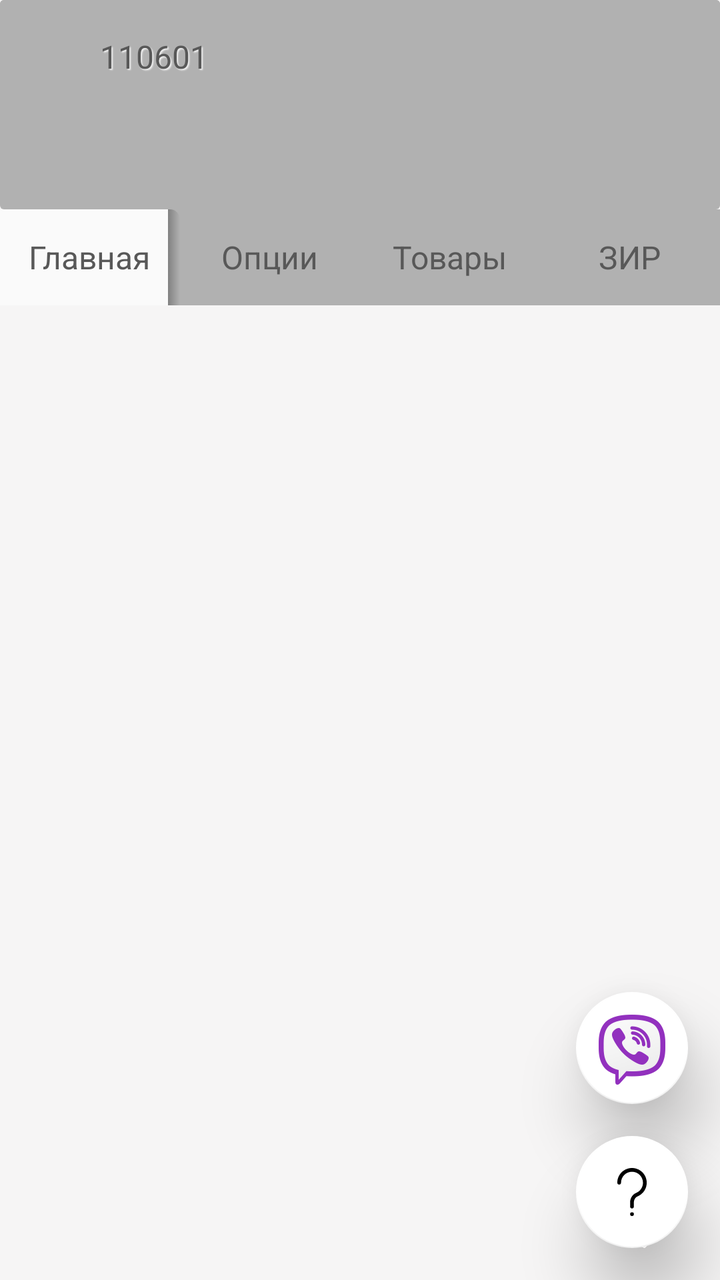
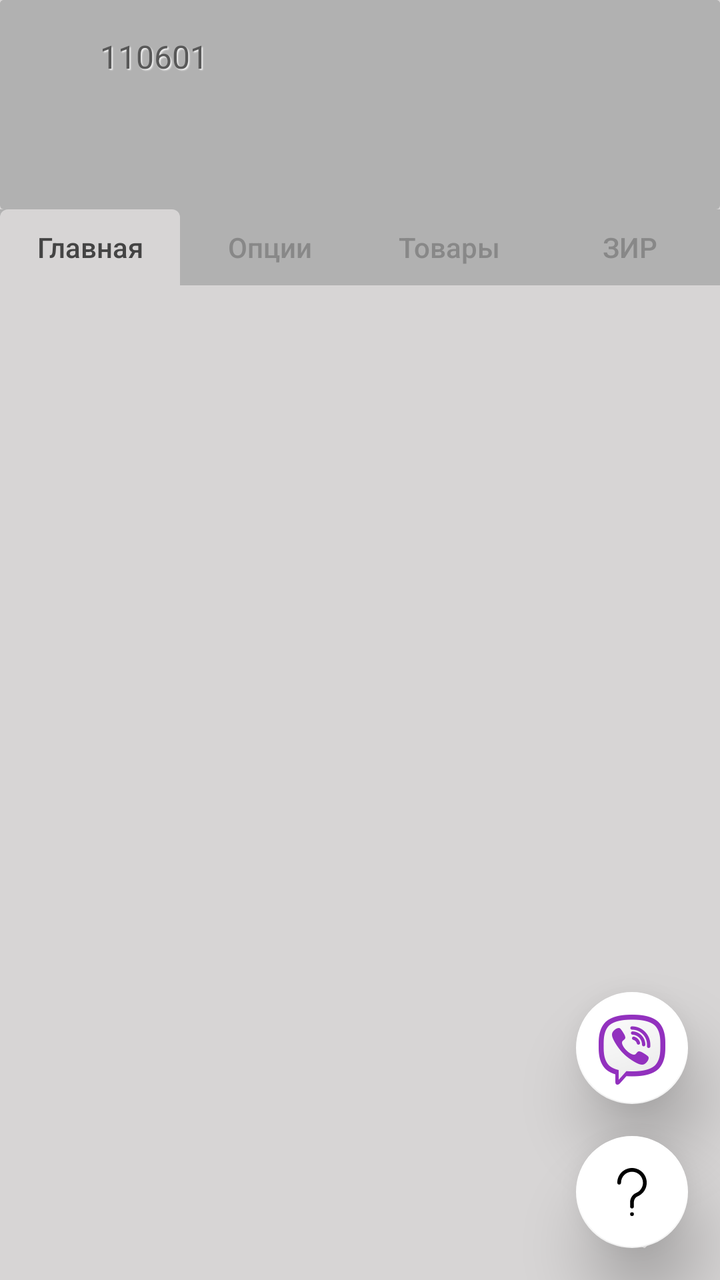

Two renders of the same Android screen: before a commit and after it. Below are the layout's source before the change and the commit's diff.
<!-- AndroidManifest.xml: application theme AppTheme -->
<!-- res/layout/activity_menu_detailed_report.xml -->
<?xml version="1.0" encoding="utf-8"?>
<androidx.constraintlayout.widget.ConstraintLayout xmlns:android="http://schemas.android.com/apk/res/android"
    xmlns:app="http://schemas.android.com/apk/res-auto"
    android:layout_width="match_parent"
    android:layout_height="match_parent"
    android:background="@color/colotSelectedTab"
    xmlns:tools="http://schemas.android.com/tools">


    <ImageView
        android:id="@+id/red_dot"
        android:layout_width="15dp"
        android:layout_height="15dp"
        android:elevation="25dp"
        android:visibility="gone"
        app:layout_constraintEnd_toEndOf="@+id/fab"
        app:layout_constraintTop_toTopOf="@+id/fab"
        app:srcCompat="@drawable/selector_rounded_button_red" />

    <com.google.android.material.floatingactionbutton.FloatingActionButton
        android:id="@+id/fab"
        android:layout_width="wrap_content"
        android:layout_height="wrap_content"
        android:layout_gravity="bottom|end"
        android:layout_margin="@dimen/fab_margin"
        android:layout_marginEnd="16dp"
        android:layout_marginRight="16dp"
        android:layout_marginBottom="16dp"
        app:backgroundTint="#FFFFFF"
        app:elevation="20dp"
        app:layout_constraintBottom_toBottomOf="parent"
        app:layout_constraintEnd_toEndOf="parent"
        app:srcCompat="@drawable/ic_question_1" />

    <com.google.android.material.floatingactionbutton.FloatingActionButton
        android:id="@+id/fab_viber1"
        android:layout_width="wrap_content"
        android:layout_height="wrap_content"
        android:layout_gravity="bottom|end"
        android:layout_margin="@dimen/fab_margin"
        android:layout_marginEnd="16dp"
        android:layout_marginRight="16dp"
        android:layout_marginBottom="16dp"
        app:backgroundTint="#FFFFFF"
        app:elevation="20dp"
        app:maxImageSize="40dp"
        app:layout_constraintBottom_toTopOf="@id/fab"
        app:layout_constraintEnd_toEndOf="parent"
        app:srcCompat="@drawable/ic_viber" />

    <include
        android:id="@+id/include"
        layout="@layout/toolbar"
        android:layout_width="match_parent"
        android:layout_height="wrap_content"
        android:visibility="visible"
        app:layout_constraintTop_toTopOf="parent"
        tools:layout_editor_absoluteX="0dp" />

    <TextView
        android:id="@+id/titleDetailedReport"
        android:layout_width="276dp"
        android:layout_height="36dp"
        android:gravity="center"
        android:text="@string/title_detailed_report"
        android:textSize="18sp"
        android:textStyle="bold"
        android:visibility="gone"
        app:layout_constraintEnd_toEndOf="parent"
        app:layout_constraintHorizontal_bias="0.496"
        app:layout_constraintStart_toStartOf="parent"
        app:layout_constraintTop_toBottomOf="@+id/include" />


    <com.google.android.material.tabs.TabLayout
        android:id="@+id/tabLayout"
        style="@style/TabStyle"
        android:background="@color/colorUnselectedTab"
        android:layout_width="0dp"
        android:layout_height="wrap_content"
        app:layout_constraintEnd_toEndOf="parent"
        app:layout_constraintHorizontal_bias="1.0"
        app:layout_constraintStart_toStartOf="parent"
        app:layout_constraintTop_toBottomOf="@+id/include">

        <com.google.android.material.tabs.TabItem
            android:id="@+id/tabHome"
            android:layout_width="wrap_content"
            android:layout_height="wrap_content"
            android:text="@string/title_tab_tar_0" />

        <com.google.android.material.tabs.TabItem
            android:id="@+id/tabOptions"
            android:layout_width="wrap_content"
            android:layout_height="wrap_content"
            android:text="@string/title_tab_1" />

        <com.google.android.material.tabs.TabItem
            android:id="@+id/tabTovars"
            android:layout_width="wrap_content"
            android:layout_height="wrap_content"
            android:text="@string/title_tab_tar_3" />

        <com.google.android.material.tabs.TabItem
            android:id="@+id/tabTar"
            android:layout_width="wrap_content"
            android:layout_height="wrap_content"
            android:text="@string/title_tab_3" />
    </com.google.android.material.tabs.TabLayout>

    <androidx.viewpager2.widget.ViewPager2
        android:id="@+id/viewPager"
        android:layout_width="0dp"
        android:layout_height="0dp"
        app:layout_constraintBottom_toBottomOf="parent"
        app:layout_constraintEnd_toEndOf="parent"
        app:layout_constraintStart_toStartOf="parent"
        app:layout_constraintTop_toBottomOf="@+id/tabLayout" >

    </androidx.viewpager2.widget.ViewPager2>

    <androidx.compose.ui.platform.ComposeView
        android:id="@+id/pause_work_overlay"
        android:layout_width="0dp"
        android:layout_height="0dp"
        android:elevation="30dp"
        android:visibility="gone"
        app:layout_constraintBottom_toBottomOf="parent"
        app:layout_constraintEnd_toEndOf="parent"
        app:layout_constraintStart_toStartOf="parent"
        app:layout_constraintTop_toTopOf="parent" />


</androidx.constraintlayout.widget.ConstraintLayout>
<!-- res/layout/toolbar.xml (included above) -->
<?xml version="1.0" encoding="utf-8"?>
<androidx.constraintlayout.widget.ConstraintLayout
    xmlns:android="http://schemas.android.com/apk/res/android"
    xmlns:app="http://schemas.android.com/apk/res-auto"
    xmlns:tools="http://schemas.android.com/tools"
    android:background="@drawable/app_merchik_background"
    android:layout_width="match_parent"
    android:layout_height="match_parent">






    <androidx.appcompat.widget.Toolbar
        android:id="@+id/my_toolbar"
        android:layout_width="match_parent"
        android:layout_height="?attr/actionBarSize"
        android:background="@drawable/app_merchik_background"
        app:layout_constraintEnd_toEndOf="parent"
        app:layout_constraintStart_toStartOf="parent"
        app:layout_constraintTop_toTopOf="parent"
        app:popupTheme="@style/AppTheme.PopupOverlay"
        app:title="">

        <androidx.constraintlayout.widget.ConstraintLayout
            android:layout_width="match_parent"
            android:layout_height="100dp"
            android:visibility="gone"
            tools:layout_editor_absoluteX="16dp">

        </androidx.constraintlayout.widget.ConstraintLayout>

    </androidx.appcompat.widget.Toolbar>

    <TextView
        android:id="@+id/activity_title"
        android:layout_width="wrap_content"
        android:layout_height="45dp"
        android:gravity="center"
        android:paddingLeft="32dp"
        android:paddingRight="32dp"
        android:textSize="18sp"
        app:layout_constraintStart_toStartOf="parent"
        app:layout_constraintTop_toBottomOf="@+id/my_toolbar" />

    
    <LinearLayout
                  android:layout_width="match_parent"
                  android:layout_height="wrap_content"
                  android:gravity="center"
                  android:paddingLeft="32dp"
                  android:paddingRight="32dp"
                  android:textSize="18sp"
                  android:orientation="vertical"
                  app:layout_constraintStart_toStartOf="parent"
                  app:layout_constraintTop_toBottomOf="@+id/my_toolbar"
    >

        
        <LinearLayout
                android:layout_width="match_parent"
                android:layout_height="wrap_content"
                android:orientation="horizontal">

            <TextView
                    android:id="@+id/tvDate"
                    android:layout_width="wrap_content"
                    android:layout_height="wrap_content"
                    android:singleLine="true"
                    android:textStyle="bold"
                    android:textSize="18sp"
                    android:ellipsize="none"
                    android:paddingEnd="6dp"/>

            <TextView
                    android:id="@+id/tvAddress"
                    android:layout_width="0dp"
                    android:layout_height="wrap_content"
                    android:layout_weight="1"
                    android:textSize="18sp"
                    android:singleLine="true"
                    android:ellipsize="end"/>
        </LinearLayout>

        
        <androidx.constraintlayout.widget.ConstraintLayout
                android:layout_width="match_parent"
                android:layout_height="wrap_content">

            <TextView
                    android:id="@+id/tvClient"
                    android:layout_width="0dp"
                    android:layout_height="wrap_content"
                    android:maxLines="1"
                    android:ellipsize="end"
                    android:textSize="18sp"
                    app:layout_constraintTop_toTopOf="parent"
                    app:layout_constraintStart_toStartOf="parent"
                    app:layout_constraintEnd_toStartOf="@id/tvUser"
                    app:layout_constraintHorizontal_chainStyle="spread_inside"/>

            <TextView
                    android:id="@+id/tvUser"
                    android:layout_width="0dp"
                    android:layout_height="wrap_content"
                    android:maxLines="1"
                    android:ellipsize="end"
                    android:textSize="18sp"
                    android:paddingStart="8dp"
                    app:layout_constraintTop_toTopOf="parent"
                    app:layout_constraintStart_toEndOf="@id/tvClient"
                    app:layout_constraintEnd_toEndOf="parent"/>
        </androidx.constraintlayout.widget.ConstraintLayout>


    </LinearLayout>

    <TextView
        android:id="@+id/textView9"
        style="@style/TextShadow"
        android:layout_width="wrap_content"
        android:layout_height="wrap_content"
        android:layout_marginStart="48dp"
        android:layout_marginLeft="48dp"
        android:layout_marginTop="16dp"
        android:layout_marginBottom="16dp"
        app:layout_constraintBottom_toBottomOf="@+id/my_toolbar"
        app:layout_constraintStart_toStartOf="@+id/my_toolbar"
        app:layout_constraintTop_toTopOf="parent" />

    <TextView
        android:id="@+id/textView14"
        android:layout_width="wrap_content"
        android:layout_height="wrap_content"
        android:layout_marginStart="2dp"
        android:layout_marginLeft="2dp"
        android:layout_marginTop="16dp"

        android:layout_marginBottom="16dp"
        android:shadowColor="#F0F0F0"
        android:shadowDx="2"
        android:shadowDy="2"
        android:shadowRadius="1"
        android:text="@string/ver"

        android:textColor="@drawable/tab_text_selector"
        android:textSize="16sp"
        app:layout_constraintBottom_toBottomOf="@+id/my_toolbar"
        app:layout_constraintStart_toEndOf="@+id/textView9"
        app:layout_constraintTop_toTopOf="@+id/my_toolbar" />

</androidx.constraintlayout.widget.ConstraintLayout>
<!-- resources referenced by this layout -->
<resources>
  <color name="colorUnselectedTab">#B1B1B1</color>
  <color name="colotSelectedTab">#CDF5F4F4</color>
  <dimen name="fab_margin">16dp</dimen>
  <!-- drawable selector_rounded_button_red (drawable) -->
  <?xml version="1.0" encoding="utf-8"?>
  <selector xmlns:android="http://schemas.android.com/apk/res/android">
      <item android:state_pressed="false">
          <shape android:shape="oval">
              <solid android:color="#FF0000"/>
          </shape>
      </item>
  </selector>
  <!-- drawable tab_text_selector (drawable) -->
  <?xml version="1.0" encoding="utf-8"?>
  <selector xmlns:android="http://schemas.android.com/apk/res/android">
      <item android:state_selected="true" android:color="#585858" />
      <item android:color="#585858" />
  </selector>
  <string name="title_detailed_report">Дет. отчёт №</string>
  <string name="title_tab_1">Опции</string>
  <string name="title_tab_3">ЗИР</string>
  <string name="title_tab_tar_0">Главная</string>
  <string name="title_tab_tar_3">Товары</string>
  <string name="ver" translatable="false">110601</string>
  <style name="AppTheme.PopupOverlay" parent="ThemeOverlay.AppCompat.Light" />
  <style name="TabStyle" parent="Widget.Design.TabLayout">
          <item name="tabIndicatorColor">#0000FF00</item>
          <item name="tabTextAppearance">@style/TextStyleTab</item>
          <item name="tabBackground">@drawable/tab_background_selector</item>
      </style>
  <style name="TextShadow">
          <item name="android:textSize">18sp</item>
          <item name="android:textColor">@drawable/tab_text_selector</item>
          <item name="android:shadowColor">#F0F0F0</item>
          <item name="android:shadowDx">2</item>
          <item name="android:shadowDy">2</item>
          <item name="android:shadowRadius">1</item>
      </style>
  <style name="TextStyleTab">
          <item name="android:textSize">16sp</item>
          <item name="android:textColor">@drawable/tab_text_selector</item>
      </style>
  <!-- drawable tab_background_selector (drawable) -->
  <?xml version="1.0" encoding="utf-8"?>
  <selector xmlns:android="http://schemas.android.com/apk/res/android">
      <item android:state_selected="true" android:drawable="@drawable/shadow_tab_item_active" />
      <item android:drawable="@color/colorUnselectedTab" />
  </selector>
  
  
  
  
  
  <color name="colorPrimary">#3F51B5</color>
  <color name="colorPrimaryDark">#303F9F</color>
  <color name="colorAccent">#FF4081</color>
  <color name="blue">#008ced</color>
  <color name="hintColorDefault">#808080</color>
  <!-- drawable shadow_tab_item_active (drawable) -->
  <?xml version="1.0" encoding="utf-8"?>
  <layer-list xmlns:android="http://schemas.android.com/apk/res/android">
      
      <item>
          <shape>
              <gradient
                  android:angle="180"
                  android:centerX="0.09"
                  android:centerY="0.1"
                  android:centerColor="@color/TabC"
                  android:endColor="@color/TabS"
                  android:startColor="@color/TabE"
                  android:type="linear" />
  
              <corners
                  android:topLeftRadius="5dp"
                  android:topRightRadius="5dp" />
          </shape>
      </item>
  
      
      <item
          android:right="6dp">
          <shape>
  
  
              <solid android:color="#FAFAFA" />
          </shape>
      </item>
  </layer-list>
  <color name="TabC">#707070</color>
  <color name="TabS">#000000</color>
  <color name="TabE">#B1B1B1</color>
  <!-- unchanged entries left out for length: 4 -->
</resources>

<!-- the commit's change to res/layout/activity_menu_detailed_report.xml (unified diff, before → after) -->
@@ -3,7 +3,7 @@
     xmlns:app="http://schemas.android.com/apk/res-auto"
     android:layout_width="match_parent"
     android:layout_height="match_parent"
-    android:background="@color/colotSelectedTab"
+    android:background="@color/main_form"
     xmlns:tools="http://schemas.android.com/tools">
 
 
@@ -74,10 +74,10 @@
 
     <com.google.android.material.tabs.TabLayout
         android:id="@+id/tabLayout"
-        style="@style/TabStyle"
+        style="@style/DetailedReportTabStyle"
         android:background="@color/colorUnselectedTab"
         android:layout_width="0dp"
-        android:layout_height="wrap_content"
+        android:layout_height="38dp"
         app:layout_constraintEnd_toEndOf="parent"
         app:layout_constraintHorizontal_bias="1.0"
         app:layout_constraintStart_toStartOf="parent"
<!-- resource entries referenced after the edit -->
@@ -1,7 +1,7 @@
 <!-- resources referenced by this layout -->
 <resources>
   <color name="colorUnselectedTab">#B1B1B1</color>
-  <color name="colotSelectedTab">#CDF5F4F4</color>
+  <color name="main_form">#D7D5D5</color>
   <dimen name="fab_margin">16dp</dimen>
   <!-- drawable selector_rounded_button_red (drawable) -->
   <?xml version="1.0" encoding="utf-8"?>
@@ -25,10 +25,22 @@
   <string name="title_tab_tar_3">Товары</string>
   <string name="ver" translatable="false">110601</string>
   <style name="AppTheme.PopupOverlay" parent="ThemeOverlay.AppCompat.Light" />
-  <style name="TabStyle" parent="Widget.Design.TabLayout">
-          <item name="tabIndicatorColor">#0000FF00</item>
-          <item name="tabTextAppearance">@style/TextStyleTab</item>
-          <item name="tabBackground">@drawable/tab_background_selector</item>
+  <style name="DetailedReportTabStyle" parent="Widget.Design.TabLayout">
+          <item name="android:background">@color/colorUnselectedTab</item>
+          <item name="android:elevation">0dp</item>
+          <item name="tabBackground">@drawable/detailed_report_tab_background</item>
+          <item name="tabIndicatorColor">@android:color/transparent</item>
+          <item name="tabIndicatorHeight">0dp</item>
+          <item name="tabTextAppearance">@style/DetailedReportTabTextAppearance</item>
+          <item name="tabTextColor">@color/detailed_report_tab_text</item>
+          <item name="tabRippleColor">#1F444444</item>
+          <item name="tabMode">fixed</item>
+          <item name="tabGravity">fill</item>
+          <item name="tabMinWidth">0dp</item>
+          <item name="tabPaddingStart">4dp</item>
+          <item name="tabPaddingEnd">4dp</item>
+          <item name="tabPaddingTop">4dp</item>
+          <item name="tabPaddingBottom">4dp</item>
       </style>
   <style name="TextShadow">
           <item name="android:textSize">18sp</item>
@@ -38,60 +50,33 @@
           <item name="android:shadowDy">2</item>
           <item name="android:shadowRadius">1</item>
       </style>
-  <style name="TextStyleTab">
-          <item name="android:textSize">16sp</item>
-          <item name="android:textColor">@drawable/tab_text_selector</item>
-      </style>
-  <!-- drawable tab_background_selector (drawable) -->
+  <!-- drawable detailed_report_tab_background (drawable) -->
   <?xml version="1.0" encoding="utf-8"?>
   <selector xmlns:android="http://schemas.android.com/apk/res/android">
-      <item android:state_selected="true" android:drawable="@drawable/shadow_tab_item_active" />
-      <item android:drawable="@color/colorUnselectedTab" />
+      <item android:state_selected="true">
+          <shape android:shape="rectangle">
+              <solid android:color="@color/main_form" />
+              <corners
+                  android:topLeftRadius="4dp"
+                  android:topRightRadius="4dp" />
+          </shape>
+      </item>
+      <item android:drawable="@android:color/transparent" />
   </selector>
-  
-  
-  
-  
-  
+  <style name="DetailedReportTabTextAppearance" parent="TextAppearance.AppCompat.Button">
+          <item name="android:fontFamily">sans-serif-medium</item>
+          <item name="fontFamily">sans-serif-medium</item>
+          <item name="android:textStyle">normal</item>
+          <item name="android:textSize">14sp</item>
+          <item name="android:textAllCaps">false</item>
+          <item name="android:letterSpacing">0</item>
+          <item name="android:textColor">@color/detailed_report_tab_text</item>
+      </style>
   <color name="colorPrimary">#3F51B5</color>
   <color name="colorPrimaryDark">#303F9F</color>
   <color name="colorAccent">#FF4081</color>
   <color name="blue">#008ced</color>
   <color name="hintColorDefault">#808080</color>
-  <!-- drawable shadow_tab_item_active (drawable) -->
-  <?xml version="1.0" encoding="utf-8"?>
-  <layer-list xmlns:android="http://schemas.android.com/apk/res/android">
-      
-      <item>
-          <shape>
-              <gradient
-                  android:angle="180"
-                  android:centerX="0.09"
-                  android:centerY="0.1"
-                  android:centerColor="@color/TabC"
-                  android:endColor="@color/TabS"
-                  android:startColor="@color/TabE"
-                  android:type="linear" />
-  
-              <corners
-                  android:topLeftRadius="5dp"
-                  android:topRightRadius="5dp" />
-          </shape>
-      </item>
-  
-      
-      <item
-          android:right="6dp">
-          <shape>
-  
-  
-              <solid android:color="#FAFAFA" />
-          </shape>
-      </item>
-  </layer-list>
-  <color name="TabC">#707070</color>
-  <color name="TabS">#000000</color>
-  <color name="TabE">#B1B1B1</color>
   <!-- unchanged entries left out for length: 4 -->
 </resources>
 
